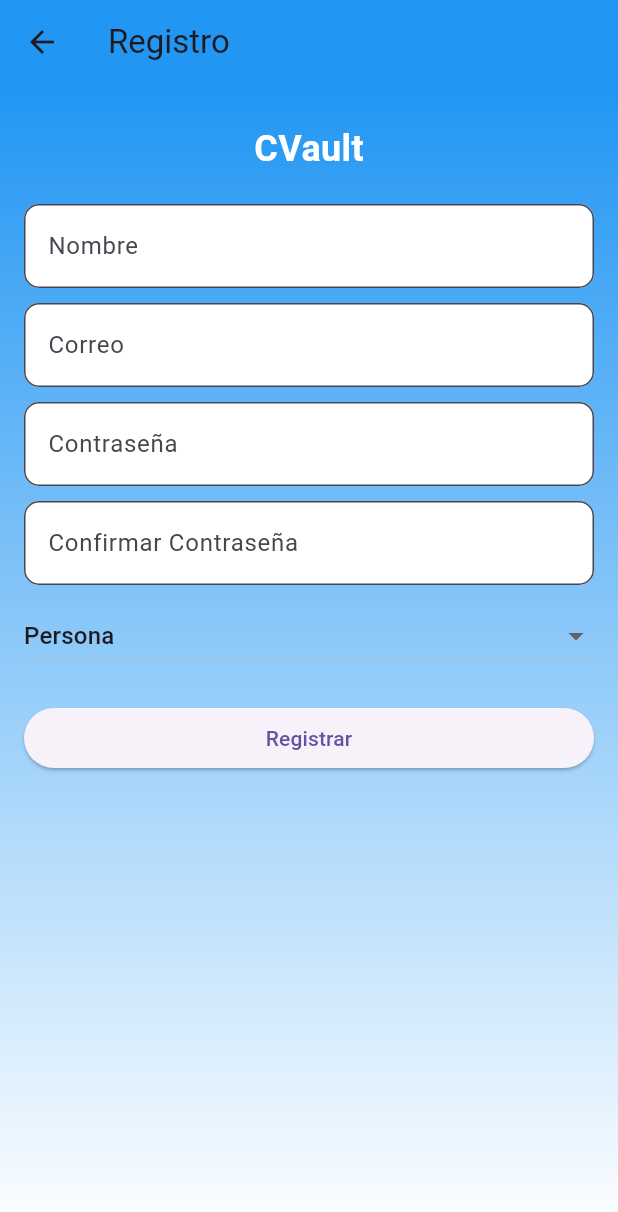
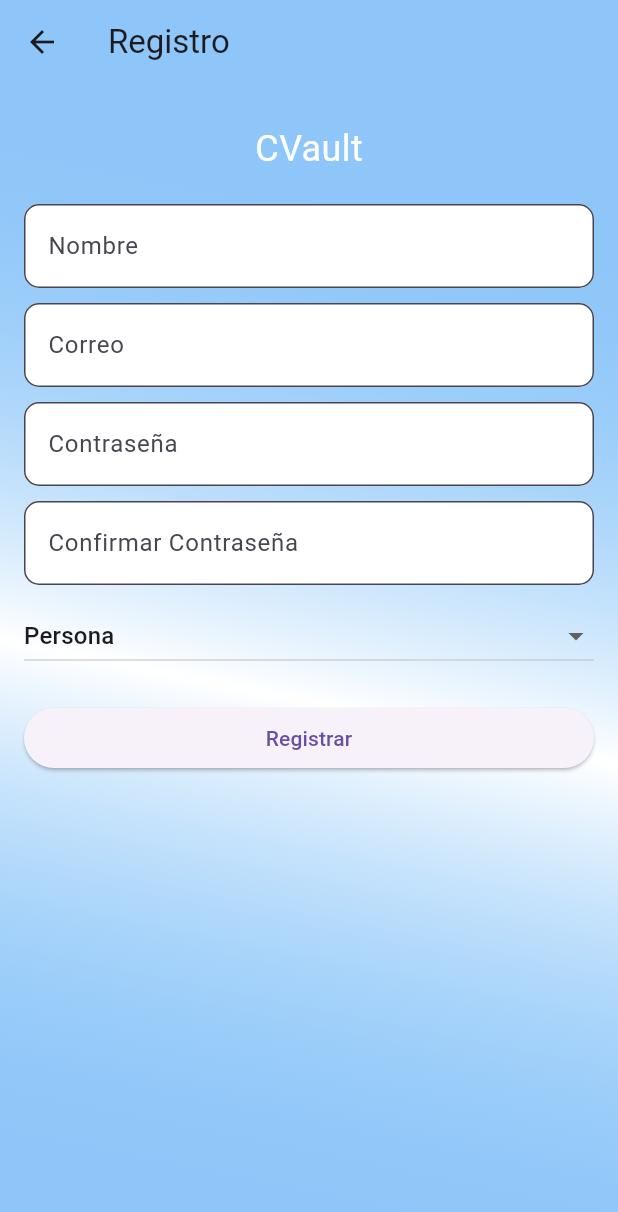
Before and after one commit to JhonOlivares26/CVault, a Flutter app: the RegisterPage screen opened directly, on a phone screen of 412 x 824 dp. Shown: the top 1212 px of the screen. Run offline on Flutter 3.47's test engine with Material 3 defaults, Android fonts, the phone set to English and light mode, and no system bars; our stand-ins replace animate_do, cloud_firestore, firebase_auth, firebase_core, firebase_storage, google_sign_in and 1 more; accounts and stored records are empty; network calls fail.

Commit message:
Feat: se arreglo el bug de eliminar y cambio de diseño

```diff
--- a/lib/views/pages/RegisterPage.dart
+++ b/lib/views/pages/RegisterPage.dart
@@ -42,14 +42,26 @@ class _RegisterPageState extends State<RegisterPage> {
     return Scaffold(
       appBar: AppBar(
         title: Text('Registro'),
-        backgroundColor: Colors.blue, // Cambia el color del appbar
+        backgroundColor: Colors.blue.withOpacity(0.5),
       ),
-      body: Container(
+      body: GestureDetector(
+        onTap: () {
+          FocusScope.of(context).unfocus();
+        },
+        child: SingleChildScrollView(
+          child: Container(
+            height: MediaQuery.of(context).size.height,
             decoration: BoxDecoration(
               gradient: LinearGradient(
                 begin: Alignment.topCenter,
                 end: Alignment.bottomCenter,
-            colors: [Colors.blue, Colors.white],
+                colors: [
+                  Colors.blue.withOpacity(0.5),
+                  Colors.white,
+                  Colors.blue.withOpacity(0.5),
+                ],
+                stops: [0.1, 0.5, 0.9],
+                transform: GradientRotation(0.2),
               ),
             ),
         child: Padding(
@@ -63,9 +75,8 @@ class _RegisterPageState extends State<RegisterPage> {
                     child: Text(
                       'CVault', // Título añadido
                       style: TextStyle(
-                    color: Colors.white, // Color blanco
-                    fontSize: 24, // Tamaño de fuente 24
-                    fontWeight: FontWeight.bold, // Negrita
+                        color: Colors.white,
+                        fontSize: 24.0, // Color blanco
                       ),
                     ),
                   ),
@@ -201,6 +212,7 @@ class _RegisterPageState extends State<RegisterPage> {
           ),
         ),
       ),
+    )),
     );
   }
 }
```
Also changed, not shown: lib/views/pages/ProfilePage.dart (+6 -30 lines). Lines whose indentation alone changed are shown as unchanged.
